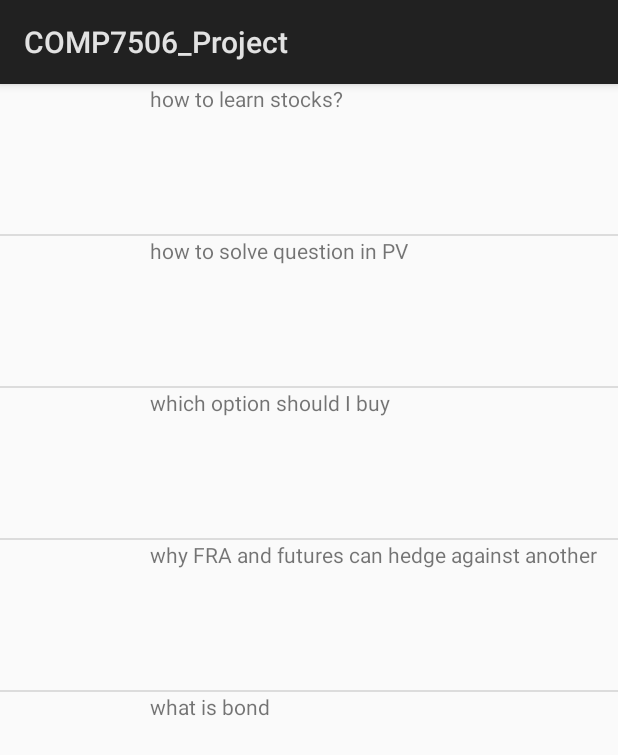
After one commit to hadipash/COMP7506_Project, an Android app: the Forum screen opened directly, with no data from a screen before it, on a phone screen of 412 x 824 dp. The commit adds this screen. Shown: the top 755 px of the screen. Run offline under Robolectric (Android 15) with nearby library versions, the phone set to English and light mode, and no system bars.

Commit message:
add prototype of forum page

```diff
--- a/app/src/main/AndroidManifest.xml
+++ b/app/src/main/AndroidManifest.xml
@@ -18,6 +18,7 @@
         </activity>
         <activity android:name=".News.NewsFeed" />
         <activity android:name=".News.NewsPage"></activity>
+        <activity android:name=".Forum.Forum" />
     </application>
 
 </manifest>
--- /dev/null
+++ b/app/src/main/java/hk/hku/cs/comp7506_project/Forum/Forum.java
@@ -0,0 +1,35 @@
+package hk.hku.cs.comp7506_project.Forum;
+
+import android.app.Activity;
+import android.os.Bundle;
+import android.view.View;
+import android.widget.AdapterView;
+import android.widget.ArrayAdapter;
+import android.widget.ListView;
+import android.widget.Toast;
+
+import hk.hku.cs.comp7506_project.MainActivity;
+import hk.hku.cs.comp7506_project.R;
+
+
+public class Forum extends Activity {
+
+    ListView list;
+    String[] web = {
+            "how to learn stocks?",
+            "how to solve question in PV",
+            "which option should I buy",
+            "why FRA and futures can hedge against another",
+            "what is bond"
+    } ;
+
+    @Override
+    protected void onCreate(Bundle savedInstanceState) {
+        super.onCreate(savedInstanceState);
+        setContentView(R.layout.activity_forum);
+        ForumAdapter listAdapter = new ForumAdapter(this, web, null);
+        list=(ListView)findViewById(R.id.list);
+        list.setAdapter(listAdapter);
+
+    }
+}
--- /dev/null
+++ b/app/src/main/java/hk/hku/cs/comp7506_project/Forum/ForumAdapter.java
@@ -0,0 +1,36 @@
+package hk.hku.cs.comp7506_project.Forum;
+
+import android.app.Activity;
+import android.view.LayoutInflater;
+import android.view.View;
+import android.view.ViewGroup;
+import android.widget.ArrayAdapter;
+import android.widget.ImageView;
+import android.widget.TextView;
+
+import hk.hku.cs.comp7506_project.R;
+
+public class ForumAdapter extends ArrayAdapter<String> {
+
+    private Activity context;
+    private String[] web;
+    private Integer[] imageId;
+
+    public ForumAdapter (Activity context, String[] web, Integer[] imageId) {
+        super(context, R.layout.activity_forum_listview, web);
+        this.context = context;
+        this.web = web;
+        this.imageId = imageId;
+    }
+
+    @Override
+    public View getView(int position, View view, ViewGroup parent) {
+        LayoutInflater inflater = context.getLayoutInflater();
+        View rowView= inflater.inflate(R.layout.activity_forum_listview, null, true);
+        TextView txtTitle = (TextView) rowView.findViewById(R.id.txt);
+        ImageView imageView = (ImageView) rowView.findViewById(R.id.img);
+        txtTitle.setText(web[position]);
+        //imageView.setImageResource(imageId[position]);
+        return rowView;
+    }
+}
--- a/app/src/main/java/hk/hku/cs/comp7506_project/MainActivity.java
+++ b/app/src/main/java/hk/hku/cs/comp7506_project/MainActivity.java
@@ -5,6 +5,7 @@ import android.content.Intent;
 import android.os.Bundle;
 import android.view.View;
 
+import hk.hku.cs.comp7506_project.Forum.Forum;
 import hk.hku.cs.comp7506_project.News.NewsFeed;
 
 public class MainActivity extends Activity {
@@ -19,4 +20,11 @@ public class MainActivity extends Activity {
         Intent intent = new Intent(this, NewsFeed.class);
         startActivity(intent);
     }
+
+    public void openForum(View view)
+    {
+        Intent intent2 = new Intent(this, Forum.class);
+        startActivity(intent2);
+    }
+
 }
--- /dev/null
+++ b/app/src/main/res/layout/activity_forum.xml
@@ -0,0 +1,13 @@
+<?xml version="1.0" encoding="utf-8"?>
+<LinearLayout xmlns:android="http://schemas.android.com/apk/res/android"
+xmlns:tools="http://schemas.android.com/tools"
+android:layout_width="match_parent"
+android:layout_height="match_parent"
+android:orientation="vertical"
+    >
+    <ListView
+    android:id="@+id/list"
+    android:layout_width="match_parent"
+    android:layout_height="wrap_content" >
+    </ListView>
+</LinearLayout>
--- /dev/null
+++ b/app/src/main/res/layout/activity_forum_listview.xml
@@ -0,0 +1,15 @@
+<?xml version="1.0" encoding="utf-8"?>
+<TableLayout xmlns:android="http://schemas.android.com/apk/res/android"
+    android:layout_width="match_parent"
+    android:layout_height="match_parent" >
+    <TableRow>
+        <ImageView
+            android:id="@+id/img"
+            android:layout_width="100dp"
+            android:layout_height="100dp"/>
+        <TextView
+            android:id="@+id/txt"
+            android:layout_width="wrap_content"
+            android:layout_height="100dp" />
+    </TableRow>
+</TableLayout>
--- a/app/src/main/res/layout/activity_main.xml
+++ b/app/src/main/res/layout/activity_main.xml
@@ -21,6 +21,7 @@
         android:layout_marginTop="8dp"
         android:layout_marginBottom="8dp"
         android:text="Forum"
+        android:onClick="openForum"
         app:layout_constraintBottom_toTopOf="@id/wiki_button"
         app:layout_constraintTop_toBottomOf="@id/news_button" />
 
```
